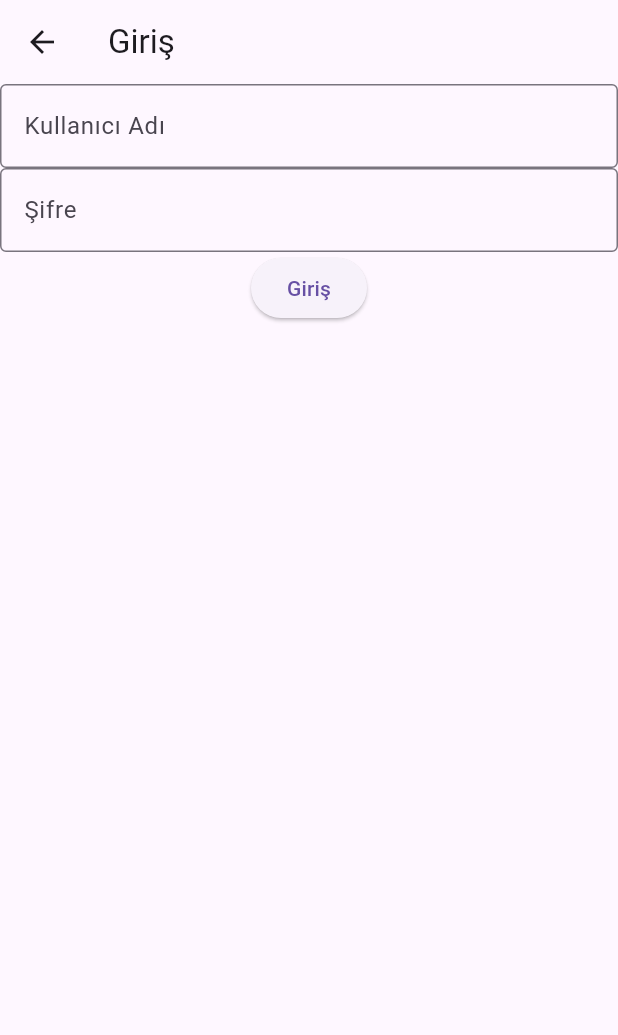
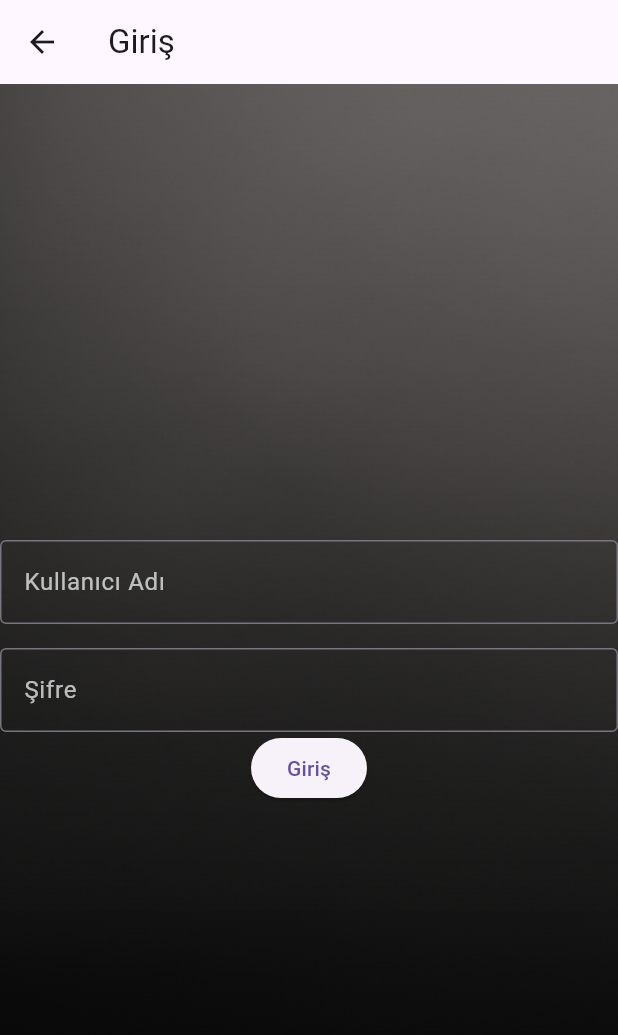
Before and after one commit to Karyabla55/GDSC_SC_Project, a Flutter app: the screen it shows after launch, after a tap on "Giriş Yap", on a phone screen of 412 x 824 dp. Shown: the top 1035 px of the screen. Run offline on Flutter 3.47's test engine with Material 3 defaults, Android fonts, the phone set to English and light mode, and no system bars.

Commit message:
loginscreen düzeltildi

```diff
--- a/lib/LoginScreen.dart
+++ b/lib/LoginScreen.dart
@@ -12,22 +12,37 @@ class LoginScreen extends StatelessWidget {
       appBar: AppBar(
         title: const Text('Giriş'),
       ),
-      body: Center(
+
+      body: Container(
+        decoration: BoxDecoration(
+          image: DecorationImage(
+            image: AssetImage('assets/kayitolmenu.png'),
+            fit: BoxFit.cover,
+          ),
+        ),
+        child: Center(
           child: Column(
+            mainAxisAlignment: MainAxisAlignment.center,
             children: [
+              const SizedBox(height: 16),
               const TextField(
                 decoration: InputDecoration(
                   border: OutlineInputBorder(),
                   labelText: 'Kullanıcı Adı',
+                  labelStyle: TextStyle(color: Colors.white70),
                 ),
               ),
+              const SizedBox(height: 16),
               const TextField(
                 decoration: InputDecoration(
                   border: OutlineInputBorder(),
                   labelText: 'Şifre',
+                  labelStyle: TextStyle(color: Colors.white70),
                 ),
+
                 obscureText: true,
               ),
+
               ElevatedButton(
                 onPressed: () {
                   Navigator.push(
@@ -35,11 +50,13 @@ class LoginScreen extends StatelessWidget {
                     MaterialPageRoute(builder: (context) => mm),
                   );
                 },
+
                 child: const Text('Giriş'),
               ),
             ],
           ),
         ),
+      ),
     );
   }
 }
```
Lines whose indentation alone changed are shown as unchanged.
